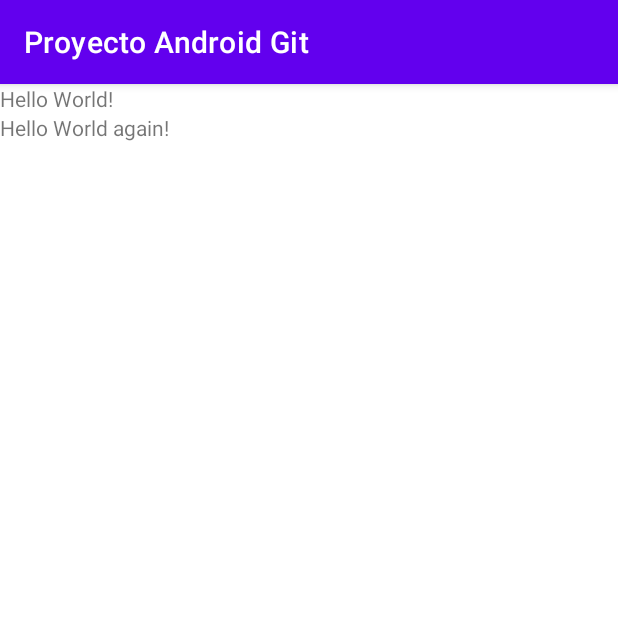
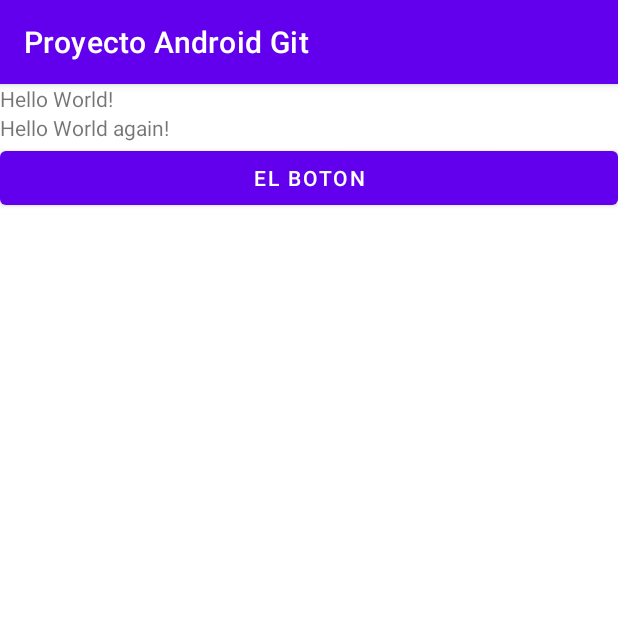
Before and after one commit to claudio-guggis/Ejemplo-Android-Git, an Android app: the screen it shows after launch (MainActivity), on a phone screen of 412 x 824 dp, the top half of it. Run offline under Robolectric (Android 15) with nearby library versions, the phone set to English and light mode, and no system bars.

Commit message:
Tercer commit, botón agregado

```diff
--- a/app/src/main/res/layout/activity_main.xml
+++ b/app/src/main/res/layout/activity_main.xml
@@ -17,4 +17,9 @@
         android:layout_height="wrap_content"
         android:text="Hello World again!" />
 
+    <Button
+        android:layout_width="match_parent"
+        android:layout_height="wrap_content"
+        android:text="El boton" />
+
 </LinearLayout>
```
